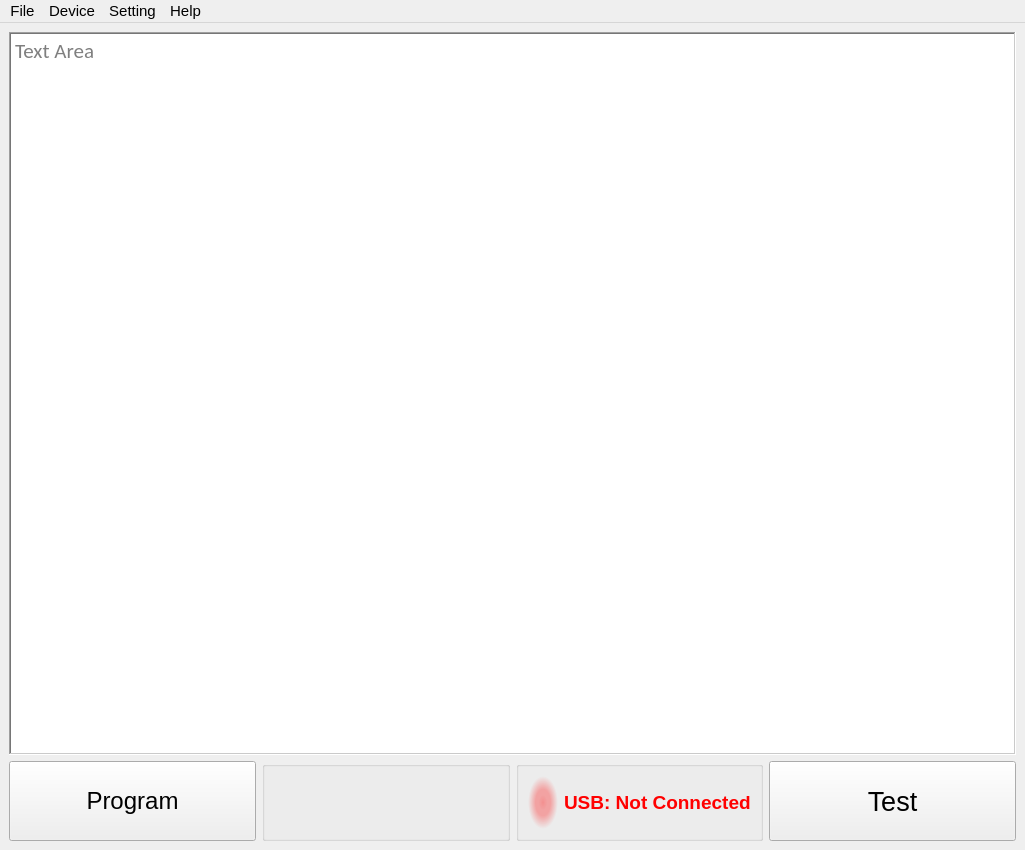
This is MainWindow.ui in dhahaj/EAX-Python-Interface as Qt 5 draws it before an edit. The edited form follows.
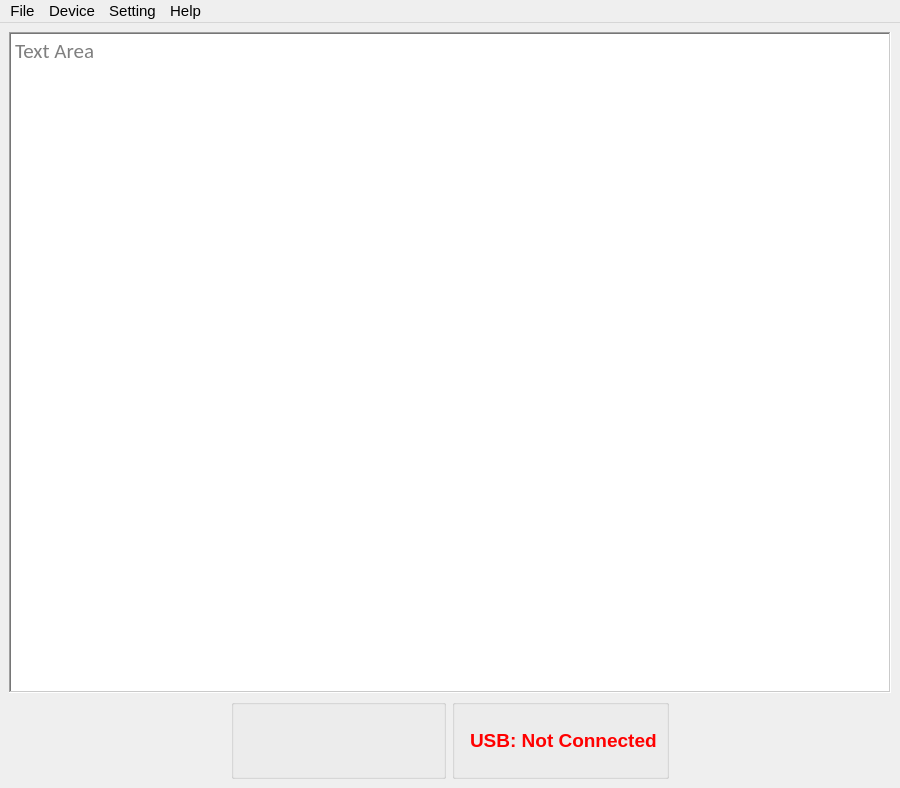
This is the edited form. Icons and pictures are not drawn.

Patch:
```diff
--- a/MainWindow.ui
+++ b/MainWindow.ui
@@ -2,18 +2,21 @@
 <ui version="4.0">
  <class>MainWindow</class>
  <widget class="QMainWindow" name="MainWindow">
+  <property name="enabled">
+   <bool>true</bool>
+  </property>
   <property name="geometry">
    <rect>
     <x>0</x>
     <y>0</y>
-    <width>1025</width>
-    <height>850</height>
+    <width>900</width>
+    <height>788</height>
    </rect>
   </property>
   <property name="minimumSize">
    <size>
-    <width>1025</width>
-    <height>850</height>
+    <width>900</width>
+    <height>700</height>
    </size>
   </property>
   <property name="font">
@@ -38,6 +41,9 @@
     <height>32</height>
    </size>
   </property>
+  <property name="toolButtonStyle">
+   <enum>Qt::ToolButtonTextBesideIcon</enum>
+  </property>
   <widget class="QWidget" name="centralwidget">
    <layout class="QVBoxLayout" name="verticalLayout">
     <item>
@@ -111,7 +117,7 @@
          </font>
         </property>
         <property name="text">
-         <string>Program</string>
+         <string/>
         </property>
         <property name="icon">
          <iconset resource="icons.qrc">
@@ -119,15 +125,15 @@
         </property>
         <property name="iconSize">
          <size>
-          <width>50</width>
-          <height>50</height>
+          <width>100</width>
+          <height>100</height>
          </size>
         </property>
         <property name="shortcut">
          <string>P</string>
         </property>
         <property name="flat">
-         <bool>false</bool>
+         <bool>true</bool>
         </property>
        </widget>
       </item>
@@ -217,16 +223,15 @@
            <property name="font">
             <font>
              <pointsize>9</pointsize>
-             <bold>true</bold>
+             <bold>false</bold>
+             <kerning>false</kerning>
             </font>
            </property>
            <property name="autoFillBackground">
             <bool>false</bool>
            </property>
            <property name="styleSheet">
-            <string notr="true">background-color: qradialgradient(spread:pad, cx:0.5, cy:0.5, radius:0.5, fx:0.5, fy:0.5, stop:0 rgba(255, 255, 0, 206), stop:0.284091 rgba(255, 255, 0, 80), stop:0.5 rgba(255, 255, 0, 80), stop:0.991525 rgba(255, 255, 255, 0));
-
-background-color: qradialgradient(spread:pad, cx:0.5, cy:0.5, radius:0.5, fx:0.5, fy:0.5, stop:0 rgba(255, 0, 0, 100), stop:0.284091 rgba(255, 0, 0, 80), stop:0.5 rgba(255, 0, 0, 80), stop:0.991525 rgba(255, 255, 255, 0));</string>
+            <string notr="true"/>
            </property>
            <property name="frameShape">
             <enum>QFrame::NoFrame</enum>
@@ -235,7 +240,7 @@
             <enum>QFrame::Sunken</enum>
            </property>
            <property name="text">
-            <string>&lt;html&gt;&lt;head/&gt;&lt;body&gt;&lt;p&gt;&lt;img width=&quot;40&quot; height=&quot;40&quot; src=&quot;:/resources/icons/images/icons/usb3.png&quot;/&gt;&lt;/p&gt;&lt;/body&gt;&lt;/html&gt;</string>
+            <string>&lt;html&gt;&lt;head/&gt;&lt;body&gt;&lt;p&gt;&lt;img width=&quot;52&quot; height=&quot;52&quot; src=&quot;:/resources/icons/images/icons/disconnected2.png&quot;/&gt;&lt;/p&gt;&lt;/body&gt;&lt;/html&gt;</string>
            </property>
            <property name="textFormat">
             <enum>Qt::AutoText</enum>
@@ -399,6 +404,12 @@
           <height>80</height>
          </size>
         </property>
+        <property name="maximumSize">
+         <size>
+          <width>16777215</width>
+          <height>80</height>
+         </size>
+        </property>
         <property name="font">
          <font>
           <pointsize>20</pointsize>
@@ -406,7 +417,7 @@
          </font>
         </property>
         <property name="text">
-         <string>Test</string>
+         <string/>
         </property>
         <property name="icon">
          <iconset>
@@ -415,16 +426,19 @@
         </property>
         <property name="iconSize">
          <size>
-          <width>50</width>
-          <height>50</height>
+          <width>100</width>
+          <height>100</height>
          </size>
         </property>
         <property name="shortcut">
          <string>T</string>
         </property>
-        <property name="flat">
+        <property name="autoDefault">
          <bool>false</bool>
         </property>
+        <property name="flat">
+         <bool>true</bool>
+        </property>
        </widget>
       </item>
      </layout>
@@ -436,7 +450,7 @@
     <rect>
      <x>0</x>
      <y>0</y>
-     <width>1025</width>
+     <width>900</width>
      <height>26</height>
     </rect>
    </property>
```
Left out of the diff: 174 changed lines with no effect on the pictures.
